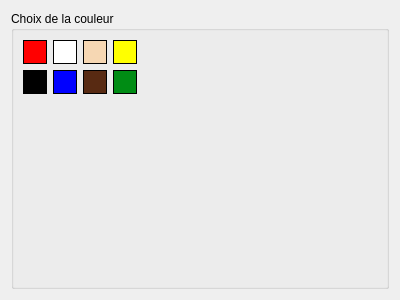
Above: smoothTxt/CChooseColorDialog.ui from clebail/m3d before the change. Below: the same form after it.
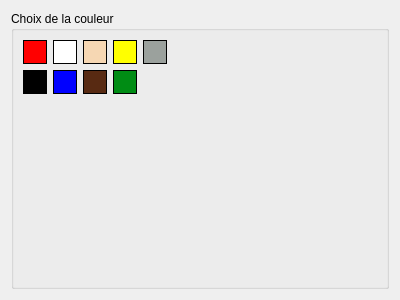
That is the form after the change. Custom widgets are drawn as their Qt base class.

Diff of the .ui file:
```diff
--- a/smoothTxt/CChooseColorDialog.ui
+++ b/smoothTxt/CChooseColorDialog.ui
@@ -50,7 +50,7 @@
         </property>
        </widget>
       </item>
-      <item row="0" column="4">
+      <item row="0" column="5">
        <spacer name="horizontalSpacer">
         <property name="orientation">
          <enum>Qt::Horizontal</enum>
@@ -270,6 +270,36 @@
         </property>
        </widget>
       </item>
+      <item row="0" column="4">
+       <widget class="CColorLabel" name="lblGrey">
+        <property name="sizePolicy">
+         <sizepolicy hsizetype="Fixed" vsizetype="Fixed">
+          <horstretch>0</horstretch>
+          <verstretch>0</verstretch>
+         </sizepolicy>
+        </property>
+        <property name="minimumSize">
+         <size>
+          <width>24</width>
+          <height>24</height>
+         </size>
+        </property>
+        <property name="maximumSize">
+         <size>
+          <width>24</width>
+          <height>24</height>
+         </size>
+        </property>
+        <property name="styleSheet">
+         <string notr="true">border: 1px solid black;
+background-color: #9BA19D;
+color: #9BA19D;</string>
+        </property>
+        <property name="text">
+         <string>7</string>
+        </property>
+       </widget>
+      </item>
      </layout>
     </widget>
    </item>
```
Left out of the diff: 2 changed lines with no effect on the pictures.
